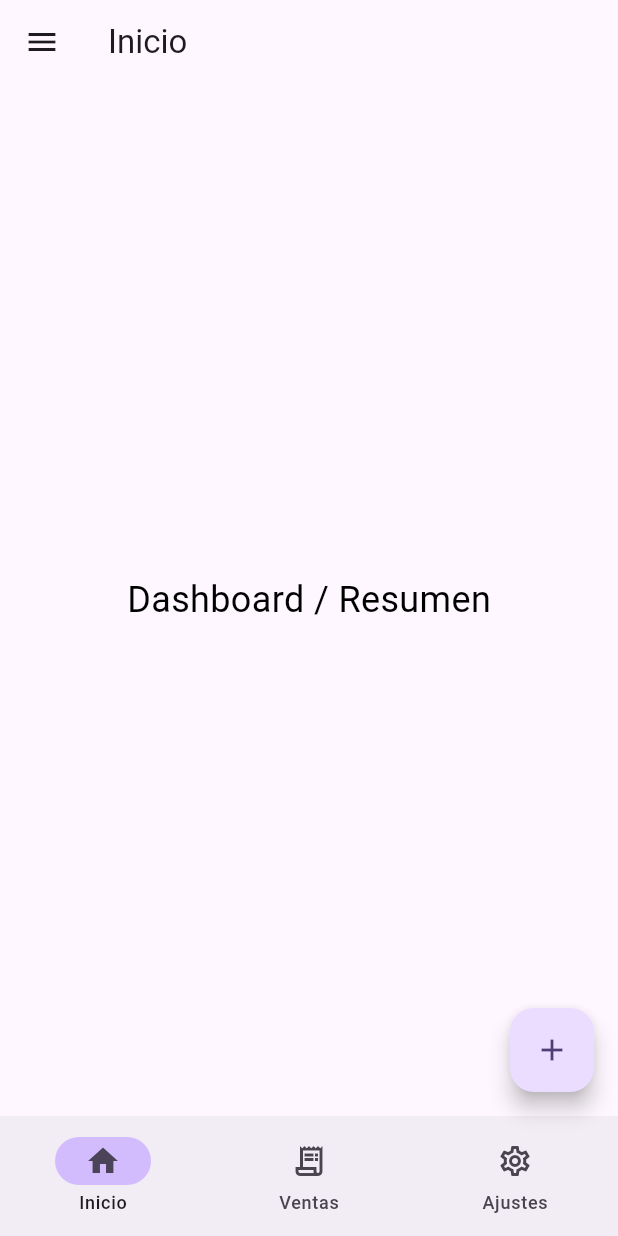
After one commit to PseudoIA/registraapp, a Flutter app: the MainShellScreen screen opened directly, in the side drawer, after a tap on the "add" icon, on a phone screen of 412 x 824 dp. The commit adds this screen. Run offline on Flutter 3.47's test engine with Material 3 defaults, Android fonts, the light colour scheme and no system bars; our stand-ins replace drift, shared_preferences, sqlite3_flutter_libs; missing offline and left inert: sqlite3; accounts and stored records are empty; generated files the repository leaves out were written again.

Commit message:
feat: Implementa navegación principal con Shell, BottomNavBar y Drawer

```diff
--- a/lib/src/features/auth/presentation/screens/login_screen.dart
+++ b/lib/src/features/auth/presentation/screens/login_screen.dart
@@ -4,7 +4,7 @@ import 'package:crypto/crypto.dart'; // Para sha256
 import 'package:shared_preferences/shared_preferences.dart'; // Para guardar sesión
 import 'package:registraap/src/core/data/models/local_database.dart'; // Para 'database' y 'Usuario'
 // Importa la pantalla placeholder que acabamos de crear
-import 'package:registraap/src/features/auth/presentation/screens/ventas_diarias_screen.dart';
+import 'package:registraap/src/features/shell/presentation/screens/main_shell_screen.dart';
 
 // Importa la función showErrorSnackBar que definimos en RegistroScreen (o cópiala aquí)
 // Podríamos moverla a un archivo de utilidades común más adelante.
@@ -170,7 +170,7 @@ class _LoginScreenState extends State<LoginScreen> {
                     navigator.pushReplacement(
                       // <-- pushReplacement
                       MaterialPageRoute(
-                        builder: (context) => const VentasDiariasScreen(),
+                        builder: (context) => const MainShellScreen(),
                       ),
                     );
                   } else {
--- a/lib/src/features/auth/presentation/screens/registro_screen.dart
+++ b/lib/src/features/auth/presentation/screens/registro_screen.dart
@@ -5,7 +5,7 @@ import 'dart:convert'; // Para utf8.encode
 import 'package:crypto/crypto.dart'; // Para sha256
 import 'package:drift/drift.dart' hide Column;
 import 'package:shared_preferences/shared_preferences.dart';
-import 'package:registraap/src/features/auth/presentation/screens/ventas_diarias_screen.dart';
+import 'package:registraap/src/features/shell/presentation/screens/main_shell_screen.dart';
 // Importamos nuestro modelo de Usuario para usar el Enum RolUsuario
 
 class RegistroScreen extends StatefulWidget {
@@ -307,7 +307,9 @@ class _RegistroScreenState extends State<RegistroScreen> {
                         navigator.pushAndRemoveUntil(
                           // <-- Usamos esto para limpiar la pila
                           MaterialPageRoute(
-                            builder: (context) => const VentasDiariasScreen(),
+                            builder:
+                                (context) =>
+                                    const MainShellScreen(), // <-- Asegúrate que sea MainShellScreen
                           ),
                           (Route<dynamic> route) =>
                               false, // Elimina todas las rutas anteriores
--- /dev/null
+++ b/lib/src/features/home/presentation/screens/dashboard_screen.dart
@@ -0,0 +1,13 @@
+// lib/src/features/home/presentation/screens/dashboard_screen.dart
+import 'package:flutter/material.dart';
+
+class DashboardScreen extends StatelessWidget {
+  const DashboardScreen({super.key});
+
+  @override
+  Widget build(BuildContext context) {
+    return const Center(
+      child: Text('Dashboard / Resumen', style: TextStyle(fontSize: 24)),
+    );
+  }
+}
--- /dev/null
+++ b/lib/src/features/sales/presentation/screens/lista_ventas_diarias_screen.dart
@@ -0,0 +1,13 @@
+// lib/src/features/sales/presentation/screens/lista_ventas_diarias_screen.dart
+import 'package:flutter/material.dart';
+
+class ListaVentasDiariasScreen extends StatelessWidget {
+  const ListaVentasDiariasScreen({super.key});
+
+  @override
+  Widget build(BuildContext context) {
+    return const Center(
+      child: Text('Lista de Ventas del Día', style: TextStyle(fontSize: 24)),
+    );
+  }
+}
--- /dev/null
+++ b/lib/src/features/shell/presentation/screens/main_shell_screen.dart
@@ -0,0 +1,202 @@
+import 'package:flutter/material.dart';
+import 'package:shared_preferences/shared_preferences.dart';
+
+// --- Imports de las Pantallas de cada Sección ---
+// --- Pantallas principales ---
+import 'package:registraap/src/features/home/presentation/screens/dashboard_screen.dart';
+import 'package:registraap/src/features/sales/presentation/screens/lista_ventas_diarias_screen.dart';
+import 'package:registraap/src/settings/presentation/screens/configuracion_screen.dart';
+
+// --- Flujo de Autenticación (Logout) ---
+import 'package:registraap/src/features/auth/presentation/screens/bienvenida_screen.dart';
+
+// --- Flujo de Nueva Venta (FAB / Formulario) ---
+import 'package:registraap/src/features/sales/presentation/widgets/seleccionar_tipo_venta_dialog.dart';
+import 'package:registraap/src/features/sales/presentation/screens/nueva_venta_screen.dart';
+import 'package:registraap/src/core/data/models/venta.dart';
+
+class MainShellScreen extends StatefulWidget {
+  const MainShellScreen({super.key});
+
+  @override
+  State<MainShellScreen> createState() => _MainShellScreenState();
+}
+
+class _MainShellScreenState extends State<MainShellScreen> {
+  int _selectedIndex = 0; // Índice de la pestaña activa
+  static const List<Widget> _widgetOptions = <Widget>[
+    DashboardScreen(), // Índice 0 (antes VentasDiariasScreen)
+    ListaVentasDiariasScreen(), // Índice 1 (la nueva pantalla de lista)
+    ConfiguracionScreen(), // Índice 2 (el nuevo placeholder)
+  ];
+
+  static const List<String> _screenTitles = <String>[
+    'Inicio', // Título para DashboardScreen
+    'Ventas del Día', // Título para ListaVentasDiariasScreen
+    'Ajustes', // Título para ConfiguracionScreen
+  ];
+  // Lista de las pantallas que se mostrarán en el body
+  static const List<Widget> _screens = <Widget>[
+    DashboardScreen(), // Índice 0
+    ListaVentasDiariasScreen(), // Índice 1
+    ConfiguracionScreen(), // Índice 2
+  ];
+
+  // Cambia el índice seleccionado al tocar la barra inferior
+  void _onItemTapped(int index) {
+    setState(() {
+      _selectedIndex = index;
+    });
+  }
+
+  // --- Lógica para mostrar diálogos de Nueva Venta ---
+  Future<void> _mostrarFormularioVenta(
+    BuildContext context,
+    TipoVenta tipo,
+  ) async {
+    if (!context.mounted) return;
+    // Navega a la pantalla completa del formulario
+    final result = await Navigator.push<bool?>(
+      context,
+      MaterialPageRoute(
+        builder: (context) => NuevaVentaScreen(tipoVenta: tipo),
+      ),
+    );
+    if (result == true && context.mounted) {
+      print(
+        'Venta guardada, se debería refrescar la lista si estamos en esa pestaña...',
+      );
+      // TODO: Implementar refresco real (posiblemente usando State Management)
+      // Si _selectedIndex es 1 (Ventas Hoy), forzar un refresh de ListaVentasDiariasScreen
+    }
+  }
+
+  void _onAddVentaPressed() async {
+    final BuildContext currentContext = context;
+    final selectedType = await showDialog<TipoVenta>(
+      context: currentContext,
+      builder: (BuildContext dialogContext) {
+        return const SeleccionarTipoVentaDialog();
+      },
+    );
+    if (!currentContext.mounted) return;
+    if (selectedType != null) {
+      await _mostrarFormularioVenta(currentContext, selectedType);
+    }
+  }
+  // --- Fin lógica Nueva Venta ---
+
+  // --- Lógica para Cerrar Sesión ---
+  Future<void> _logout() async {
+    final BuildContext currentContext = context;
+    final NavigatorState navigator = Navigator.of(currentContext);
+    final prefs = await SharedPreferences.getInstance();
+    await prefs.remove('userId');
+    print('Sesión cerrada.');
+    if (!currentContext.mounted) return;
+    navigator.pushAndRemoveUntil(
+      MaterialPageRoute(builder: (context) => const BienvenidaScreen()),
+      (Route<dynamic> route) => false,
+    );
+  }
+  // --- Fin lógica Logout ---
+
+  @override
+  Widget build(BuildContext context) {
+    return Scaffold(
+      appBar: AppBar(
+        title: Text(_screenTitles.elementAt(_selectedIndex)),
+        // El botón de menú para el Drawer se añade automáticamente
+      ),
+      drawer: Drawer(
+        // Menú lateral
+        child: ListView(
+          padding: EdgeInsets.zero,
+          children: [
+            DrawerHeader(
+              decoration: BoxDecoration(
+                color: Theme.of(context).colorScheme.primaryContainer,
+              ),
+              child: Text(
+                'RegistraApp', // O nombre del negocio si lo tenemos
+                style: TextStyle(
+                  color: Theme.of(context).colorScheme.onPrimaryContainer,
+                  fontSize: 24,
+                ),
+              ),
+            ),
+            ListTile(
+              leading: const Icon(Icons.home_outlined),
+              title: const Text('Inicio (Dashboard)'),
+              onTap: () {
+                _onItemTapped(0); // Ir al índice 0
+                Navigator.pop(context); // Cerrar drawer
+              },
+            ),
+            ListTile(
+              leading: const Icon(Icons.receipt_long_outlined),
+              title: const Text('Ventas del Día'),
+              onTap: () {
+                _onItemTapped(1); // Ir al índice 1
+                Navigator.pop(context); // Cerrar drawer
+              },
+            ),
+            ListTile(
+              leading: const Icon(Icons.settings_outlined),
+              title: const Text('Ajustes'),
+              onTap: () {
+                _onItemTapped(2); // Ir al índice 2
+                Navigator.pop(context); // Cerrar drawer
+              },
+            ),
+            // Puedes añadir más opciones aquí (ej. Historial, Acerca de)
+            const Divider(),
+            ListTile(
+              leading: Icon(
+                Icons.logout,
+                color: Theme.of(context).colorScheme.error,
+              ),
+              title: Text(
+                'Cerrar Sesion',
+                style: TextStyle(color: Theme.of(context).colorScheme.error),
+              ),
+              onTap: _logout,
+            ),
+          ],
+        ),
+      ),
+      // Usamos IndexedStack para mantener el estado de las pantallas hijas
+      body: IndexedStack(index: _selectedIndex, children: _widgetOptions),
+      // Barra de navegación inferior (Material 3)
+      bottomNavigationBar: NavigationBar(
+        onDestinationSelected: _onItemTapped,
+        indicatorColor:
+            Theme.of(context).colorScheme.inversePrimary, // Ajusta colores
+        selectedIndex: _selectedIndex,
+        destinations: const <Widget>[
+          NavigationDestination(
+            selectedIcon: Icon(Icons.home),
+            icon: Icon(Icons.home_outlined),
+            label: 'Inicio',
+          ),
+          NavigationDestination(
+            selectedIcon: Icon(Icons.receipt_long),
+            icon: Icon(Icons.receipt_long_outlined),
+            label: 'Ventas', // Etiqueta más corta
+          ),
+          NavigationDestination(
+            selectedIcon: Icon(Icons.settings),
+            icon: Icon(Icons.settings_outlined),
+            label: 'Ajustes',
+          ),
+        ],
+      ),
+      // Botón flotante para añadir venta
+      floatingActionButton: FloatingActionButton(
+        onPressed: _onAddVentaPressed,
+        tooltip: 'Nueva Venta',
+        child: const Icon(Icons.add),
+      ),
+    );
+  }
+} // Fin _MainShellScreenState
--- /dev/null
+++ b/lib/src/settings/presentation/screens/configuracion_screen.dart
@@ -0,0 +1,13 @@
+// lib/src/features/settings/presentation/screens/configuracion_screen.dart
+import 'package:flutter/material.dart';
+
+class ConfiguracionScreen extends StatelessWidget {
+  const ConfiguracionScreen({super.key});
+
+  @override
+  Widget build(BuildContext context) {
+    return const Center(
+      child: Text('Pantalla de Configuración', style: TextStyle(fontSize: 24)),
+    );
+  }
+}
```
Also changed, not shown: lib/main.dart (+5 -4 lines), lib/src/features/auth/presentation/screens/ventas_diarias_screen.dart (deleted, +0 -85 lines), lib/src/features/screens/main_shell_screen.dart (deleted).
